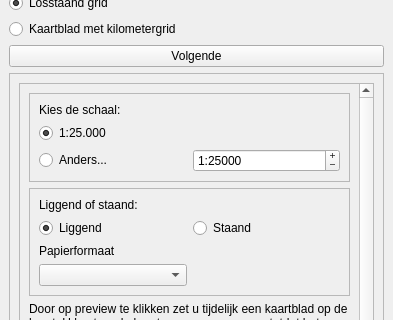
Above: plugin/oiv/repressief_object/oiv_create_grid_widget.ui from OIV-NL-QGIS/QGIS_project before the change; both pictures show x 0 to 393 and y 84 to 404 of the 393 by 850 pixel window. Below: the same form after it.
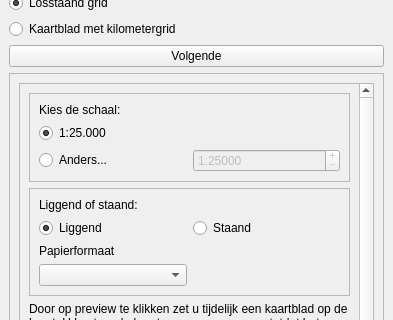
That is the form after the change.

Commit message: GUI update enable/disable items

Patch:
```diff
--- a/plugin/oiv/repressief_object/oiv_create_grid_widget.ui
+++ b/plugin/oiv/repressief_object/oiv_create_grid_widget.ui
@@ -295,6 +295,9 @@
                 </item>
                 <item row="2" column="1">
                  <widget class="QSpinBox" name="scale_custom">
+                  <property name="enabled">
+                   <bool>false</bool>
+                  </property>
                   <property name="buttonSymbols">
                    <enum>QAbstractSpinBox::PlusMinus</enum>
                   </property>
```
The commit also changes 2 other files.
